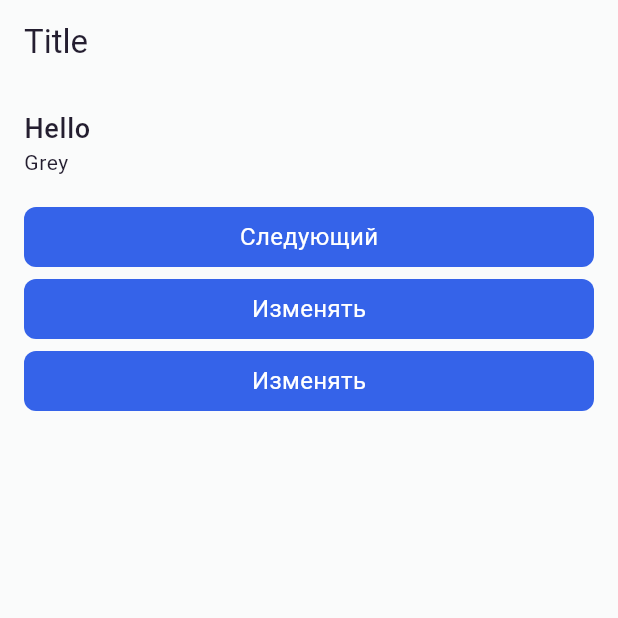
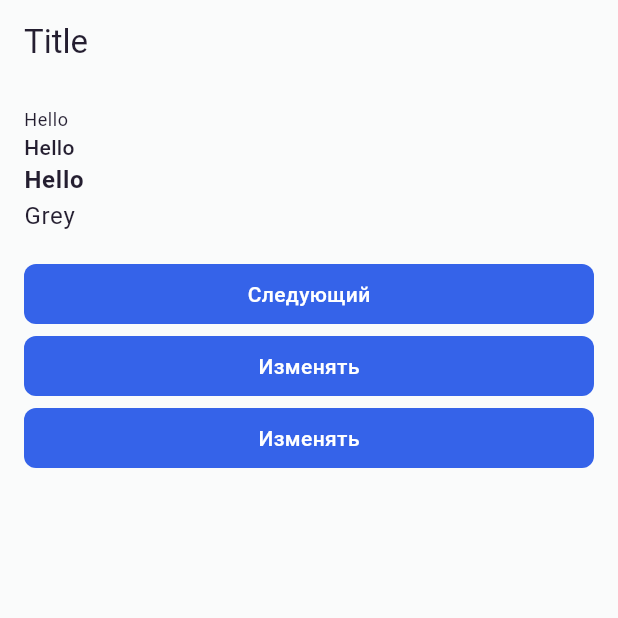
Before and after one commit to githubsobir/melos_app, a Flutter app: the screen it shows after launch, on a phone screen of 412 x 824 dp, the top half of it. Run offline on Flutter 3.47's test engine with Material 3 defaults, Android fonts, the light colour scheme and no system bars; our stand-ins replace bloc, equatable, flutter_bloc, get_it, shared_preferences; Roboto replaces fonts that are missing (ROBOTO_BOLD).

Commit message:
added roboto

```diff
--- /dev/null
+++ b/packages/presentation/common/lib/font_family.dart
@@ -0,0 +1,7 @@
+enum FontFamily {
+  ROBOTO_BOLD,
+  ROBOTO_BLACK,
+  ROBOTO_REGULAR,
+  ROBOTO_LIGHT,
+  ROBOTO_MEDIUM,
+}
--- a/packages/presentation/splash/lib/onboarding_screen.dart
+++ b/packages/presentation/splash/lib/onboarding_screen.dart
@@ -1,4 +1,5 @@
 import 'package:common/base_button.dart';
+import 'package:common/font_family.dart';
 import 'package:common/l10n/build_context_extension.dart';
 import 'package:dependency/dependencies/injector.dart';
 import 'package:domain/utils/app_state_notifier.dart';
@@ -26,11 +27,22 @@ class OnboardingScreen extends StatelessWidget {
           children: [
             Text(
               "Hello",
-              style: Theme.of(context).textTheme.bodyLarge,
+              style: Theme.of(context).textTheme.bodySmall!,
             ),
             Text(
+              "Hello",
+              style: Theme.of(context).textTheme.bodyMedium!,
+            ),
+            Text(
+              "Hello",
+              style: Theme.of(context).textTheme.bodyLarge!,
+            ),
+
+            Text(
               "Grey",
-              style: Theme.of(context).textTheme.bodySmall,
+              style: Theme.of(context).textTheme.bodyLarge!.copyWith(
+                fontFamily: FontFamily.ROBOTO_BOLD.name,
+              ),
             ),
             const SizedBox(
               height: 16,
```
Also changed, not shown: packages/presentation/common/lib/path_variables.dart (added, +7 -0 lines), packages/presentation/common/lib/theme.dart (+11 -5 lines), packages/presentation/common/pubspec.yaml (+20 -0 lines), packages/presentation/common/assets/fonts/Roboto-Black.ttf (added), packages/presentation/common/assets/fonts/Roboto-Light.ttf (added), packages/presentation/common/assets/fonts/Roboto-Medium.ttf (added), packages/presentation/common/assets/fonts/Roboto-Regular.ttf (added), packages/presentation/common/assets/fonts/roboto_bold.ttf (added).
